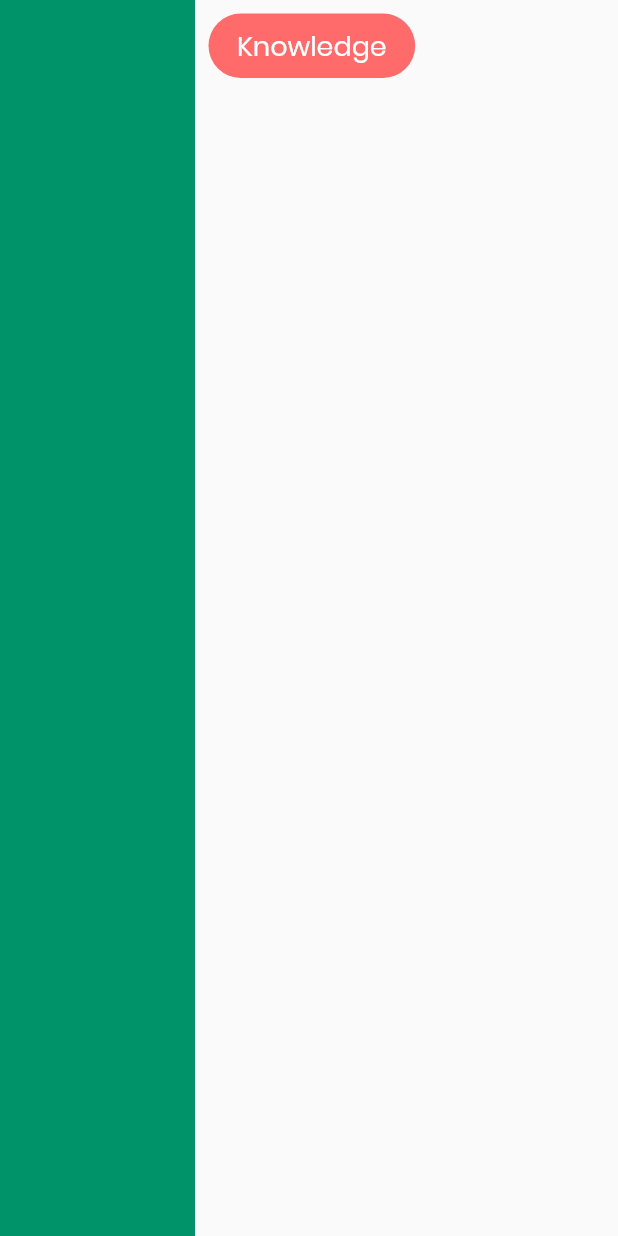
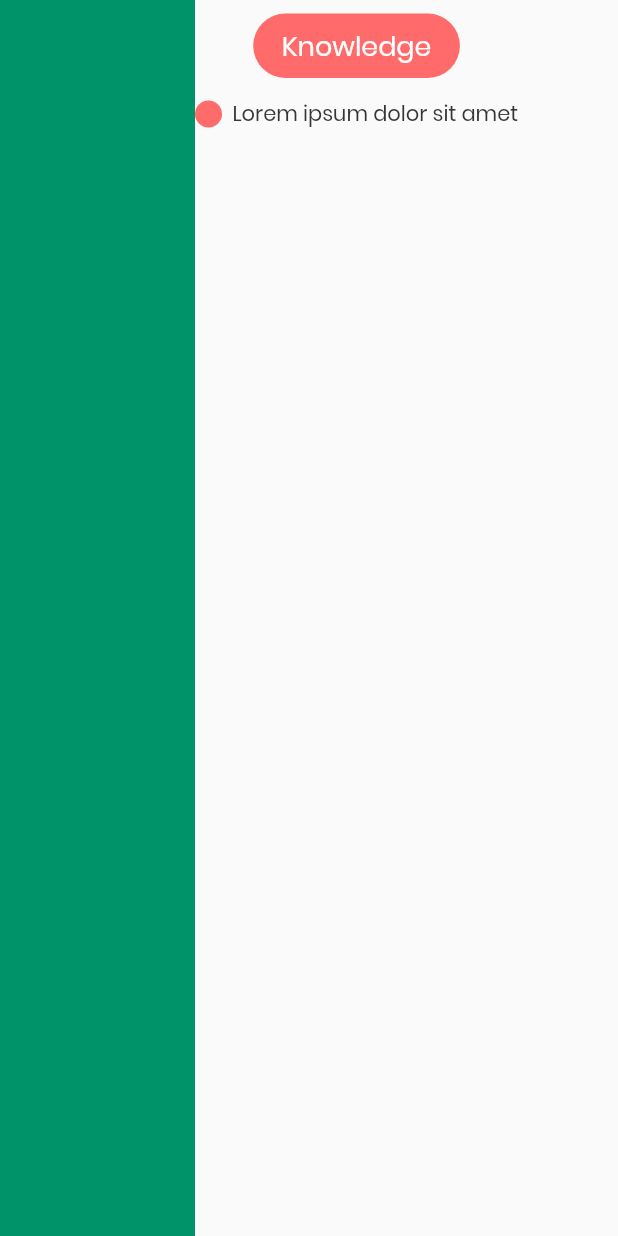
Before and after one commit to Shubham555/edwisely, a Flutter app: the screen it shows after launch, on a phone screen of 412 x 824 dp. Run offline on Flutter 3.47's test engine with Material 2 defaults, Android fonts, the phone set to English and light mode, and no system bars.

Commit message:
Created the ListItem widget

```diff
--- a/lib/pages/dashboard.dart
+++ b/lib/pages/dashboard.dart
@@ -1,3 +1,4 @@
+import 'package:edwisely/widgets/listitem.dart';
 import 'package:edwisely/widgets/redchip.dart';
 import 'package:flutter/material.dart';
 
@@ -14,6 +15,7 @@ class Dashboard extends StatelessWidget {
           Column(
             children: [
               RedChip(label: 'Knowledge'),
+              ListItem(label: 'Lorem ipsum dolor sit amet'),
             ],
           ),
         ],
--- /dev/null
+++ b/lib/widgets/listitem.dart
@@ -0,0 +1,33 @@
+import 'package:flutter/material.dart';
+
+class ListItem extends StatelessWidget {
+  final String label;
+
+  ListItem({@required this.label});
+
+  @override
+  Widget build(BuildContext context) {
+    return Container(
+      margin: EdgeInsets.symmetric(vertical: 4.5),
+      child: Row(
+        children: [
+          Container(
+            margin: EdgeInsets.only(right: 7),
+            height: 18,
+            width: 18,
+            decoration: BoxDecoration(
+              color: Theme.of(context).accentColor,
+              shape: BoxShape.circle,
+            ),
+          ),
+          Text(
+            label,
+            style: TextStyle(
+              color: Color.fromRGBO(54, 54, 54, 1),
+            ),
+          ),
+        ],
+      ),
+    );
+  }
+}
```
